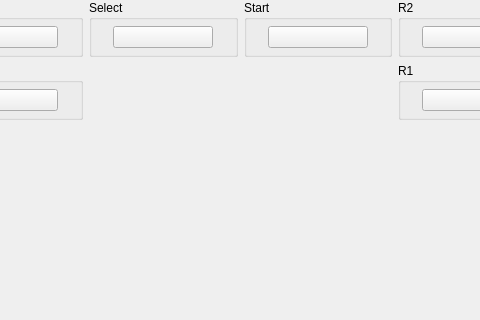
Old version of the form src/duckstation-qt/controllerbindingwidget_analog_joystick.ui in the repository stenzek/duckstation; both pictures show x 338 to 818 and y 0 to 320 of the 1157 by 565 pixel window.
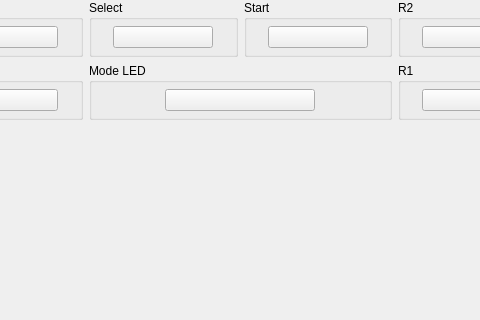
New version of the form. Custom widgets are drawn as their Qt base class.

Commit message: Qt: Add missing Mode LED bindings to joystick and NeGcon Rumble

Patch:
```diff
--- a/src/duckstation-qt/controllerbindingwidget_analog_joystick.ui
+++ b/src/duckstation-qt/controllerbindingwidget_analog_joystick.ui
@@ -554,6 +554,37 @@
        </layout>
       </widget>
      </item>
+     <item row="1" column="1" colspan="2">
+      <widget class="QGroupBox" name="groupBox_1">
+       <property name="title">
+        <string>Mode LED</string>
+       </property>
+       <layout class="QGridLayout" name="gridLayout_1">
+        <property name="leftMargin">
+         <number>6</number>
+        </property>
+        <property name="topMargin">
+         <number>6</number>
+        </property>
+        <property name="rightMargin">
+         <number>6</number>
+        </property>
+        <property name="bottomMargin">
+         <number>6</number>
+        </property>
+        <item row="0" column="0">
+         <widget class="InputBindingWidget" name="ModeLED">
+          <property name="maximumSize">
+           <size>
+            <width>150</width>
+            <height>16777215</height>
+           </size>
+          </property>
+         </widget>
+        </item>
+       </layout>
+      </widget>
+     </item>
     </layout>
    </item>
    <item row="0" column="2" rowspan="3">
```
The commit also changes 1 other file.
